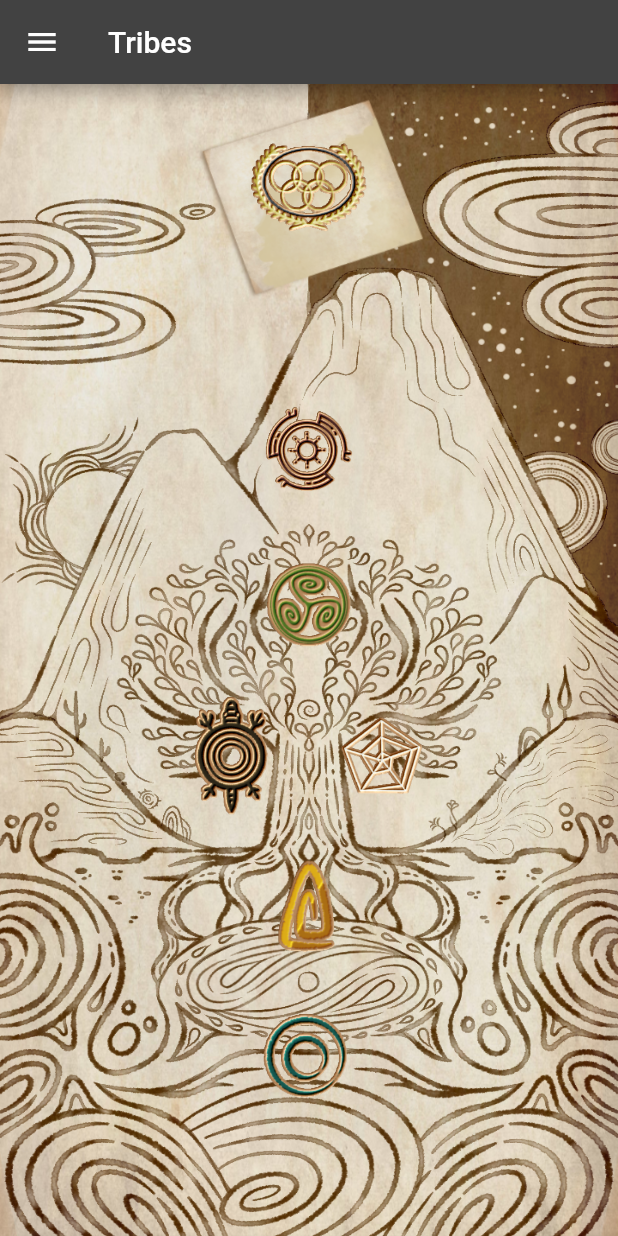
After one commit to RyokCR/Bestiarium, a Flutter app: the SpeciesMainPage screen opened directly, on a phone screen of 412 x 824 dp. The commit adds this screen. Run offline on Flutter 3.47's test engine with Material 2 defaults, Android fonts, the light colour scheme and no system bars; our stand-ins replace dio, flutter_colorpicker, google_fonts, hive, hive_flutter; accounts and stored records are empty.

Commit message:
added tribe page

```diff
--- /dev/null
+++ b/lib/ui/pages/int_species_mainpage.dart
@@ -0,0 +1,75 @@
+
+import 'package:bestiarium/ui/widgets/drawer.dart';
+import 'package:flutter/cupertino.dart';
+import 'package:flutter/material.dart';
+
+class SpeciesMainPage extends StatelessWidget {
+  const SpeciesMainPage({Key? key}) : super(key: key);
+
+  @override
+  Widget build(BuildContext context) {
+    return Scaffold(
+        appBar: AppBar(
+        title: Text('Tribes'),
+
+    ),
+    drawer: NavigationDrawer(),
+    body:Container(
+      width: double.infinity,
+      decoration: BoxDecoration(
+          image: DecorationImage(
+              image: AssetImage('assets/images/tribes/tribe_empty_bg2.png'),
+              fit: BoxFit.fill
+          )
+      ),
+      child: Column(
+
+        children: <Widget>[
+          SizedBox(
+            height: 15,
+          ),
+          IconButton(
+            icon: Image.asset('assets/images/tribes/tribe_alien.png'),
+            iconSize: 90,
+            onPressed: () { print("alien"); },),
+          Expanded(
+            child: FittedBox(),
+          ),
+          IconButton(
+            icon: Image.asset('assets/images/tribes/tribe_brown.png'),
+            iconSize: 90,
+            onPressed: () { print("brown"); },),
+          IconButton(
+            icon: Image.asset('assets/images/tribes/tribe_green.png'),
+            iconSize: 85,
+            onPressed: () { print("green"); },),
+          Row(
+            mainAxisAlignment: MainAxisAlignment.center,
+            children: [
+            IconButton(
+              icon: Image.asset('assets/images/tribes/tribe_black.png'),
+              iconSize: 85,
+              onPressed: () { print("black"); },),
+            IconButton(
+              icon: Image.asset('assets/images/tribes/tribe_white.png'),
+              iconSize: 85,
+              onPressed: () { print("white"); },),
+          ],
+          ),
+          IconButton(
+            icon: Image.asset('assets/images/tribes/tribe_yellow.png'),
+            iconSize: 85,
+            onPressed: () { print("yellow"); },),
+          IconButton(
+            icon: Image.asset('assets/images/tribes/tribe_blue.png'),
+            iconSize: 85,
+            onPressed: () { print("blue"); },),
+          Expanded(
+            child: FittedBox(),
+          ),
+        ],
+      ),
+    )
+    );
+  }
+}
--- a/pubspec.yaml
+++ b/pubspec.yaml
@@ -82,6 +82,7 @@ flutter:
   uses-material-design: true
   assets:
     - assets/images/
+    - assets/images/tribes/
     - assets/images/icons/large_creatures/
     - assets/images/icons/small_creatures/
     - assets/images/icons/plants/
```
Also changed, not shown: lib/ui/widgets/drawer.dart (+18 -9 lines), assets/images/tribes/tribe_alien.png (added), assets/images/tribes/tribe_black.png (added), assets/images/tribes/tribe_blue.png (added), assets/images/tribes/tribe_brown.png (added), assets/images/tribes/tribe_empty_bg.png (added), assets/images/tribes/tribe_empty_bg2.png (added), assets/images/tribes/tribe_green.png (added), assets/images/tribes/tribe_white.png (added), assets/images/tribes/tribe_yellow.png (added), assets/images/tribes/tribes_bg.png (added).
